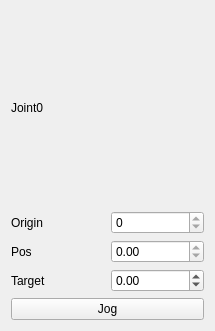
The window that jointview.ui (ZSYTY/jog-controll) describes before a commit, drawn with Qt 5.
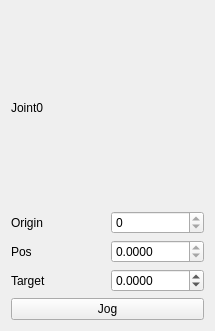
The same window after the commit.

```diff
--- a/jointview.ui
+++ b/jointview.ui
@@ -64,6 +64,9 @@
          <property name="readOnly">
           <bool>true</bool>
          </property>
+         <property name="decimals">
+          <number>4</number>
+         </property>
          <property name="minimum">
           <double>-100.000000000000000</double>
          </property>
@@ -91,6 +94,9 @@
        </item>
        <item>
         <widget class="QDoubleSpinBox" name="targetValue">
+         <property name="decimals">
+          <number>4</number>
+         </property>
          <property name="minimum">
           <double>-100.000000000000000</double>
          </property>
```
